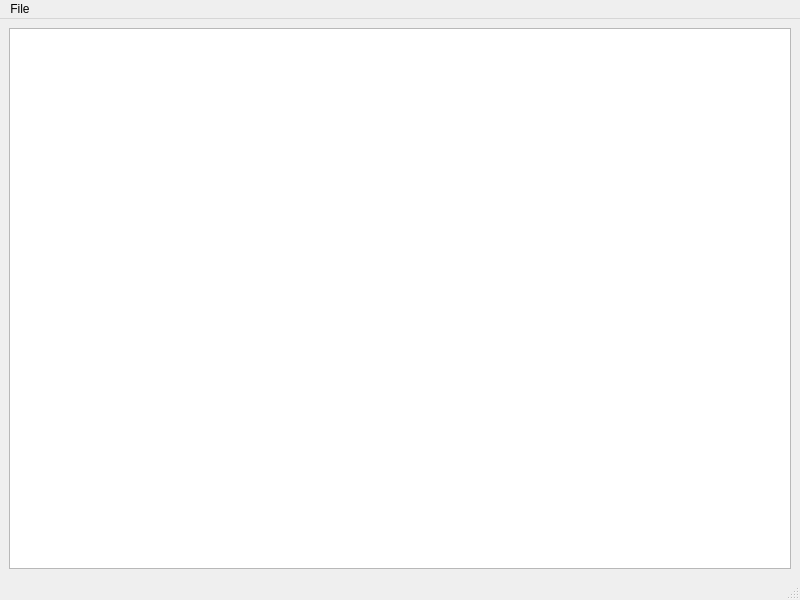
First picture: the form in mainwindow.ui, repository krakenaut9/CryptoLab, before the edit.
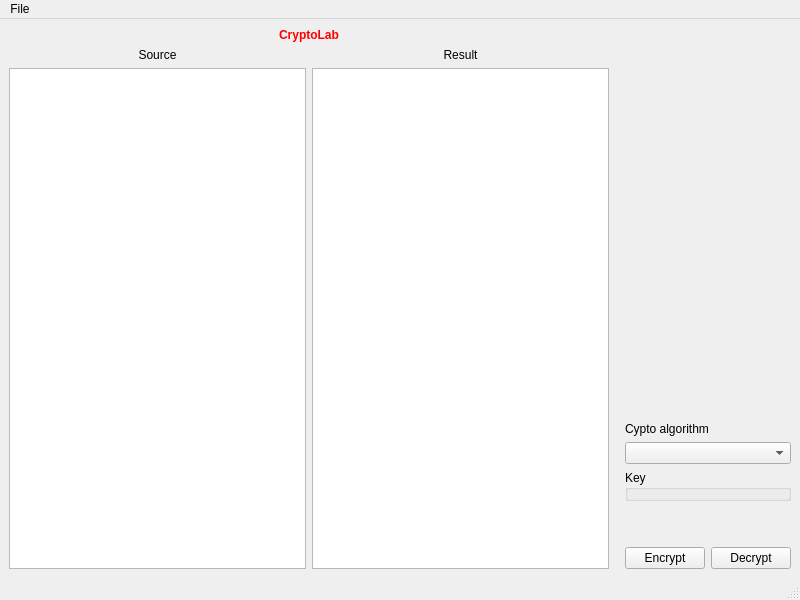
Second picture: the form after the edit.

Patch:
```diff
--- a/mainwindow.ui
+++ b/mainwindow.ui
@@ -14,9 +14,163 @@
    <string>MainWindow</string>
   </property>
   <widget class="QWidget" name="centralwidget">
-   <layout class="QVBoxLayout" name="verticalLayout_2">
+   <layout class="QHBoxLayout" name="verticalLayout_2">
     <item>
-     <widget class="QPlainTextEdit" name="plainTextEdit"/>
+     <layout class="QVBoxLayout" name="verticalLayout_4">
+      <item>
+       <widget class="QLabel" name="label">
+        <property name="styleSheet">
+         <string notr="true">font-weight: bold; color: red</string>
+        </property>
+        <property name="text">
+         <string>CryptoLab</string>
+        </property>
+        <property name="alignment">
+         <set>Qt::AlignCenter</set>
+        </property>
+       </widget>
+      </item>
+      <item>
+       <layout class="QHBoxLayout" name="horizontalLayout_2">
+        <item>
+         <layout class="QVBoxLayout" name="verticalLayout_6">
+          <item>
+           <widget class="QLabel" name="label_3">
+            <property name="layoutDirection">
+             <enum>Qt::LeftToRight</enum>
+            </property>
+            <property name="text">
+             <string>Source</string>
+            </property>
+            <property name="alignment">
+             <set>Qt::AlignCenter</set>
+            </property>
+           </widget>
+          </item>
+          <item>
+           <widget class="QPlainTextEdit" name="sourcePlainTextEdit">
+            <property name="documentTitle">
+             <string/>
+            </property>
+            <property name="placeholderText">
+             <string/>
+            </property>
+           </widget>
+          </item>
+         </layout>
+        </item>
+        <item>
+         <layout class="QVBoxLayout" name="verticalLayout_5">
+          <item>
+           <widget class="QLabel" name="label_2">
+            <property name="text">
+             <string>Result</string>
+            </property>
+            <property name="alignment">
+             <set>Qt::AlignCenter</set>
+            </property>
+           </widget>
+          </item>
+          <item>
+           <widget class="QPlainTextEdit" name="destinationPlainTextEdit">
+            <property name="readOnly">
+             <bool>true</bool>
+            </property>
+           </widget>
+          </item>
+         </layout>
+        </item>
+       </layout>
+      </item>
+     </layout>
+    </item>
+    <item>
+     <spacer name="horizontalSpacer">
+      <property name="orientation">
+       <enum>Qt::Horizontal</enum>
+      </property>
+      <property name="sizeType">
+       <enum>QSizePolicy::Minimum</enum>
+      </property>
+      <property name="sizeHint" stdset="0">
+       <size>
+        <width>10</width>
+        <height>20</height>
+       </size>
+      </property>
+     </spacer>
+    </item>
+    <item>
+     <layout class="QVBoxLayout" name="verticalLayout">
+      <item>
+       <spacer name="verticalSpacer">
+        <property name="orientation">
+         <enum>Qt::Vertical</enum>
+        </property>
+        <property name="sizeHint" stdset="0">
+         <size>
+          <width>20</width>
+          <height>40</height>
+         </size>
+        </property>
+       </spacer>
+      </item>
+      <item>
+       <widget class="QLabel" name="label_4">
+        <property name="text">
+         <string>Cypto algorithm</string>
+        </property>
+       </widget>
+      </item>
+      <item>
+       <widget class="QComboBox" name="algorithmComboBox">
+        <property name="currentText">
+         <string/>
+        </property>
+       </widget>
+      </item>
+      <item>
+       <widget class="QGroupBox" name="keyGroupBox">
+        <property name="title">
+         <string>Key</string>
+        </property>
+       </widget>
+      </item>
+      <item>
+       <spacer name="verticalSpacer_2">
+        <property name="orientation">
+         <enum>Qt::Vertical</enum>
+        </property>
+        <property name="sizeType">
+         <enum>QSizePolicy::Minimum</enum>
+        </property>
+        <property name="sizeHint" stdset="0">
+         <size>
+          <width>20</width>
+          <height>40</height>
+         </size>
+        </property>
+       </spacer>
+      </item>
+      <item>
+       <layout class="QHBoxLayout" name="horizontalLayout">
+        <item>
+         <widget class="QPushButton" name="encryptButton">
+          <property name="text">
+           <string>Encrypt</string>
+          </property>
+         </widget>
+        </item>
+        <item>
+         <widget class="QPushButton" name="decryptButton">
+          <property name="text">
+           <string>Decrypt</string>
+          </property>
+         </widget>
+        </item>
+       </layout>
+      </item>
+     </layout>
     </item>
    </layout>
   </widget>
```
